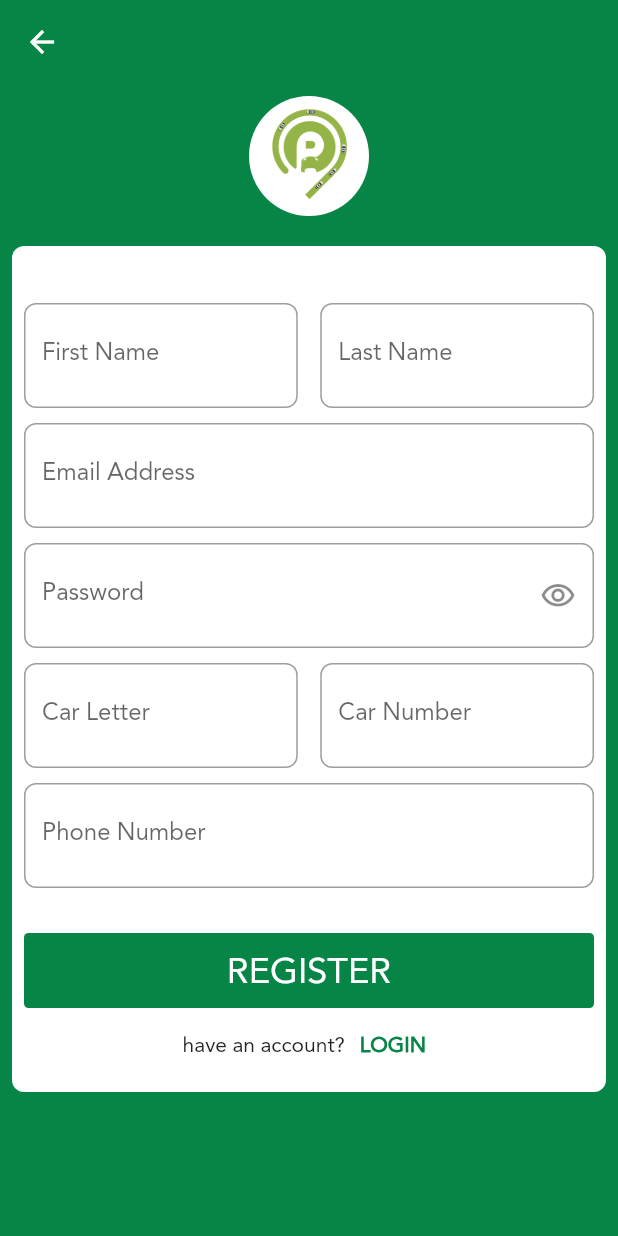
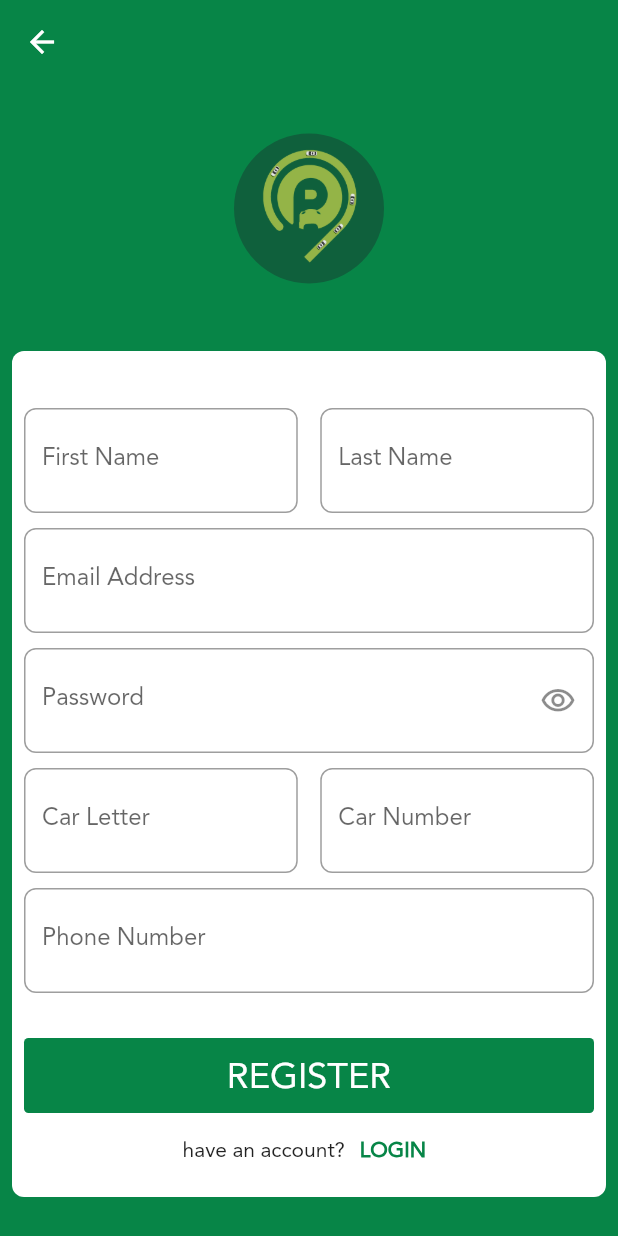
Before and after one commit to Dabash99/ParkinGrid, a Flutter app: the screen it shows after launch, after a tap on "LOGIN", after a tap on "REGISTER NOW", on a phone screen of 412 x 824 dp. Run offline on Flutter 3.47's test engine with Material 2 defaults, Android fonts, the phone set to English and light mode, and no system bars; drawn by our look-alikes of widget_circular_animator; our stand-ins replace bloc, circular_countdown_timer, conditional_builder, dio, flutter_bloc, fluttertoast and 4 more; network calls fail.

Commit message:
ADD Circular Animator to LOGO

```diff
--- a/lib/modules/edit_account/edit_account.dart
+++ b/lib/modules/edit_account/edit_account.dart
@@ -46,20 +46,7 @@ class EditAccountScreen extends StatelessWidget {
                         crossAxisAlignment: CrossAxisAlignment.start,
                         children: [
                           SizedBox(height:20,),
-                          Center(
-                            child: Container(
-                              height: 80,
-                              width: 80,
-                              decoration: BoxDecoration(
-                                  color: Colors.white,
-                                  borderRadius: BorderRadius.circular(150)),
-                              child: Image.asset(
-                                'assets/images/logo_splash.png',
-                                height: 40,
-                                width: 40,
-                              ),
-                            ),
-                          ),
+                          logoNewDesign(),
                           SizedBox(
                             height: 20,
                           ),
--- a/lib/modules/login/login_screen.dart
+++ b/lib/modules/login/login_screen.dart
@@ -47,20 +47,7 @@ class LoginScreen extends StatelessWidget {
                       crossAxisAlignment: CrossAxisAlignment.start,
                       children: [
                         //Logo
-                        Center(
-                          child: Container(
-                            height: 100,
-                            width: 100,
-                            decoration: BoxDecoration(
-                                color: Colors.white,
-                                borderRadius: BorderRadius.circular(150)),
-                            child: Image.asset(
-                              'assets/images/logo_splash.png',
-                              height: 50,
-                              width: 50,
-                            ),
-                          ),
-                        ),
+                        logoNewDesign(),
                         SizedBox(
                           height: 30,
                         ),
--- a/lib/modules/register_screen/register_screen.dart
+++ b/lib/modules/register_screen/register_screen.dart
@@ -55,20 +55,7 @@ class RegisterScreen extends StatelessWidget {
                   child: Column(
                     crossAxisAlignment: CrossAxisAlignment.start,
                     children: [
-                      Center(
-                        child: Container(
-                          height: 80,
-                          width: 80,
-                          decoration: BoxDecoration(
-                              color: Colors.white,
-                              borderRadius: BorderRadius.circular(150)),
-                          child: Image.asset(
-                            'assets/images/logo_splash.png',
-                            height: 40,
-                            width: 40,
-                          ),
-                        ),
-                      ),
+                      logoNewDesign(),
                       SizedBox(
                         height: 20,
                       ),
--- a/lib/modules/splash_screen.dart
+++ b/lib/modules/splash_screen.dart
@@ -5,6 +5,7 @@ import 'package:parking_gird/shared/components/components.dart';
 import 'dart:async';
 
 import 'package:parking_gird/shared/styles/colors.dart';
+import 'package:widget_circular_animator/widget_circular_animator.dart';
 
 
 class SplashScreen extends StatefulWidget {
@@ -27,6 +28,9 @@ class _SplashScreenState extends State<SplashScreen> {
     return Scaffold(
         backgroundColor: defaultColor.withOpacity(0.60),
         body: Container(
+          child: WidgetCircularAnimator(
+            innerColor: Colors.white,
+            outerColor: Colors.white,
             child: Center(
               child: Image(
                   image: AssetImage(
@@ -34,6 +38,7 @@ class _SplashScreenState extends State<SplashScreen> {
                   ),height: 300,width: 300,
                   fit: BoxFit.cover,),
             ),
+          ),
         ));
   }
 }
--- a/lib/shared/components/components.dart
+++ b/lib/shared/components/components.dart
@@ -12,6 +12,7 @@ import 'package:parking_gird/modules/parking_screen/parking_screen.dart';
 import 'package:parking_gird/modules/rate_us_screen.dart';
 import 'package:parking_gird/modules/share_screen.dart';
 import 'package:parking_gird/shared/styles/colors.dart';
+import 'package:widget_circular_animator/widget_circular_animator.dart';
 
 import 'constants.dart';
 
@@ -304,6 +305,7 @@ Widget buildInfoPark({@required Color color, @required String string}) => Row(
         )
       ],
     );
+
 Widget alertDialogTimer(context)=>  AlertDialog(
   title: Row(
     children: [
@@ -328,3 +330,24 @@ Widget alertDialogTimer(context)=>  AlertDialog(
     ),
   ],
 );
+
+Widget logoNewDesign()=>  WidgetCircularAnimator(
+  size: 150,
+  innerColor: Colors.white,
+  outerColor: Colors.white,
+  innerAnimation: Curves.bounceOut,
+  reverse: false,
+  child: Center(
+    child: Container(
+      height: 100,
+      width: 100,
+      decoration: BoxDecoration(
+          color: Colors.grey.shade900.withOpacity(0.3).withGreen(10),
+          borderRadius: BorderRadius.circular(150)),
+      child: Image.asset(
+        'assets/images/logo_splash.png',
+        height: 50,
+        width: 50,
+      ),
+    ),
+  ));
--- a/pubspec.yaml
+++ b/pubspec.yaml
@@ -41,6 +41,7 @@ dependencies:
   geolocator: ^7.0.3
   http: ^0.13.1
   circular_countdown_timer: ^0.2.0
+  widget_circular_animator: ^0.1.5+1
 
 
 
```
Also changed, not shown: pubspec.lock. Lines whose indentation alone changed are shown as unchanged.
